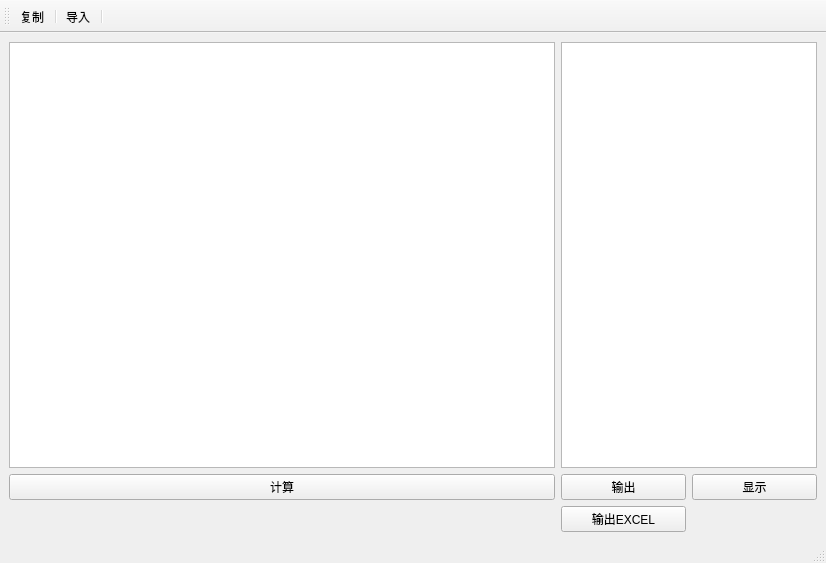
Big-Jacky/QT-, file mainwindow.ui: the form before one commit.
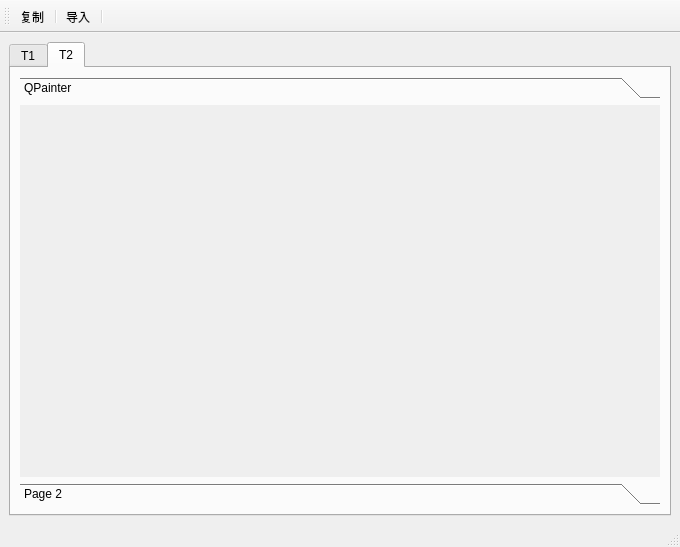
The form after the commit. The open tabs and pages were chosen to show the change. Icons and pictures are not drawn.

Commit message: 修改： 1.初步尝试利用QPainter实现绘图功能； 2.在控件中利用QPainter进行绘图； 3.初步尝试QEvent。

The edit to the form file:
```diff
--- a/mainwindow.ui
+++ b/mainwindow.ui
@@ -6,8 +6,8 @@
    <rect>
     <x>0</x>
     <y>0</y>
-    <width>826</width>
-    <height>563</height>
+    <width>680</width>
+    <height>547</height>
    </rect>
   </property>
   <property name="windowTitle">
@@ -19,7 +19,20 @@
   </property>
   <widget class="QWidget" name="centralwidget">
    <layout class="QGridLayout" name="gridLayout">
-    <item row="1" column="0">
+    <item row="0" column="0">
+     <widget class="QTabWidget" name="tabWidget">
+      <property name="currentIndex">
+       <number>0</number>
+      </property>
+      <widget class="QWidget" name="tab">
+       <attribute name="title">
+        <string>T1</string>
+       </attribute>
+       <layout class="QGridLayout" name="gridLayout_3">
+        <item row="0" column="1">
+         <widget class="QTableView" name="ForwardTab"/>
+        </item>
+        <item row="2" column="1">
      <widget class="QPushButton" name="cal">
       <property name="text">
        <string>计算</string>
@@ -30,13 +43,7 @@
       </property>
      </widget>
     </item>
-    <item row="0" column="1" colspan="2">
-     <widget class="QPlainTextEdit" name="forText"/>
-    </item>
-    <item row="0" column="0">
-     <widget class="QTableView" name="ForwardTab"/>
-    </item>
-    <item row="1" column="1">
+        <item row="2" column="2">
      <widget class="QPushButton" name="Tab2Text">
       <property name="text">
        <string>输出</string>
@@ -47,7 +54,7 @@
       </property>
      </widget>
     </item>
-    <item row="1" column="2">
+        <item row="2" column="3">
      <widget class="QPushButton" name="showdata">
       <property name="text">
        <string>显示</string>
@@ -58,11 +65,73 @@
       </property>
      </widget>
     </item>
-    <item row="2" column="1">
+        <item row="2" column="4">
      <widget class="QPushButton" name="btnXls">
+          <property name="enabled">
+           <bool>false</bool>
+          </property>
+          <property name="toolTip">
+           <string>待实现</string>
+          </property>
       <property name="text">
        <string>输出EXCEL</string>
       </property>
+          <property name="icon">
+           <iconset resource="pic.qrc">
+            <normaloff>:/new/picture/pic/Excel写入.png</normaloff>:/new/picture/pic/Excel写入.png</iconset>
+          </property>
+         </widget>
+        </item>
+        <item row="0" column="2" rowspan="2" colspan="3">
+         <widget class="QPlainTextEdit" name="forText"/>
+        </item>
+       </layout>
+      </widget>
+      <widget class="QWidget" name="tab_2">
+       <attribute name="title">
+        <string>T2</string>
+       </attribute>
+       <layout class="QGridLayout" name="gridLayout_2">
+        <item row="0" column="0">
+         <widget class="QToolBox" name="TB1">
+          <property name="currentIndex">
+           <number>0</number>
+          </property>
+          <widget class="QWidget" name="QPainter">
+           <property name="geometry">
+            <rect>
+             <x>0</x>
+             <y>0</y>
+             <width>638</width>
+             <height>341</height>
+            </rect>
+           </property>
+           <attribute name="label">
+            <string>QPainter</string>
+           </attribute>
+           <layout class="QVBoxLayout" name="verticalLayout">
+            <item>
+             <widget class="QWidget" name="w1" native="true"/>
+            </item>
+           </layout>
+          </widget>
+          <widget class="QWidget" name="page_2">
+           <property name="geometry">
+            <rect>
+             <x>0</x>
+             <y>0</y>
+             <width>573</width>
+             <height>121</height>
+            </rect>
+           </property>
+           <attribute name="label">
+            <string>Page 2</string>
+           </attribute>
+          </widget>
+         </widget>
+        </item>
+       </layout>
+      </widget>
      </widget>
     </item>
    </layout>
```
Left out of the diff: 2 changed lines with no effect on the pictures. Lines whose indentation alone changed are shown as unchanged. The commit also changes 3 other files.
